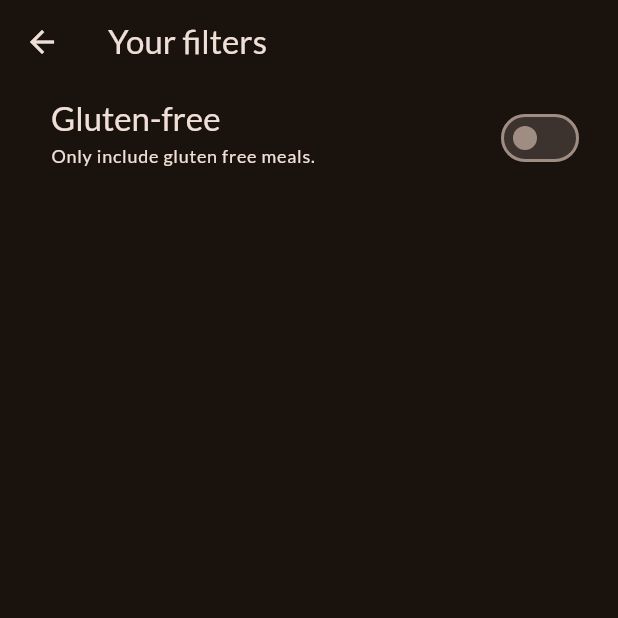
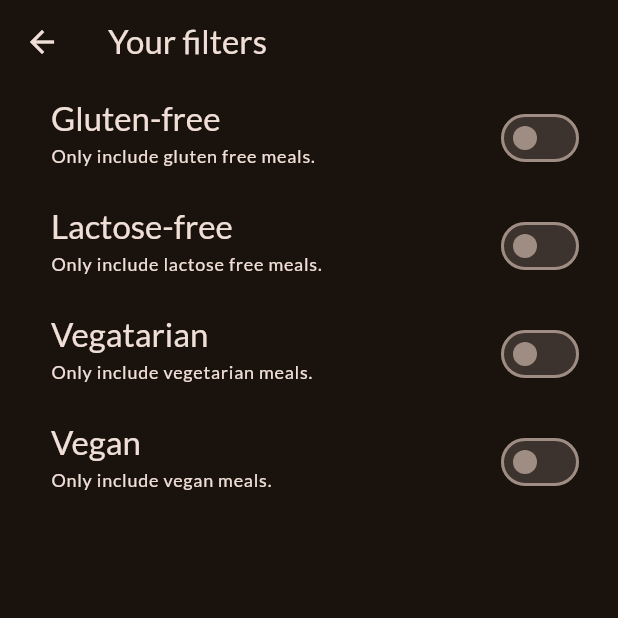
Before and after one commit to shefattonmoy/meals-app, a Flutter app: the FiltersScreen screen opened directly, on a phone screen of 412 x 824 dp, the top half of it. Run offline on Flutter 3.47's test engine with Material 3 defaults, Android fonts, the phone set to English and light mode, and no system bars; our stand-ins replace google_fonts, transparent_image.

Commit message:
added more filters

```diff
--- a/lib/screens/filters.dart
+++ b/lib/screens/filters.dart
@@ -12,6 +12,12 @@ class FiltersScreen extends StatefulWidget {
 class _FiltersScreenState extends State<FiltersScreen> {
 
   var _glutenFreeFilterState = false;
+
+  var _lactoseFreeFilterState = false;
+
+  var _vegetarianFilterState = false;
+
+  var _veganFilterState = false;
 
   @override
   Widget build(BuildContext context) {
@@ -41,6 +47,77 @@ class _FiltersScreenState extends State<FiltersScreen> {
             activeThumbColor: Theme.of(context).colorScheme.tertiary,
             contentPadding: const EdgeInsets.only(left: 34, right: 22),
           ),
+
+
+          SwitchListTile(
+            value: _lactoseFreeFilterState,
+            onChanged: (isChecked) {
+              setState(() {
+                _lactoseFreeFilterState = isChecked;
+              });
+            },
+            title: Text(
+              'Lactose-free',
+              style: Theme.of(context).textTheme.titleLarge!.copyWith(
+                color: Theme.of(context).colorScheme.onSurface,
+              ),
+            ),
+            subtitle: Text(
+              'Only include lactose free meals.',
+              style: Theme.of(context).textTheme.labelMedium!.copyWith(
+                color: Theme.of(context).colorScheme.onSurface,
+              ),
+            ),
+            activeThumbColor: Theme.of(context).colorScheme.tertiary,
+            contentPadding: const EdgeInsets.only(left: 34, right: 22),
+          ),
+
+          SwitchListTile(
+            value: _vegetarianFilterState,
+            onChanged: (isChecked) {
+              setState(() {
+                _vegetarianFilterState = isChecked;
+              });
+            },
+            title: Text(
+              'Vegatarian',
+              style: Theme.of(context).textTheme.titleLarge!.copyWith(
+                color: Theme.of(context).colorScheme.onSurface,
+              ),
+            ),
+            subtitle: Text(
+              'Only include vegetarian meals.',
+              style: Theme.of(context).textTheme.labelMedium!.copyWith(
+                color: Theme.of(context).colorScheme.onSurface,
+              ),
+            ),
+            activeThumbColor: Theme.of(context).colorScheme.tertiary,
+            contentPadding: const EdgeInsets.only(left: 34, right: 22),
+          ),
+
+          SwitchListTile(
+            value: _veganFilterState,
+            onChanged: (isChecked) {
+              setState(() {
+                _veganFilterState = isChecked;
+              });
+            },
+            title: Text(
+              'Vegan',
+              style: Theme.of(context).textTheme.titleLarge!.copyWith(
+                color: Theme.of(context).colorScheme.onSurface,
+              ),
+            ),
+            subtitle: Text(
+              'Only include vegan meals.',
+              style: Theme.of(context).textTheme.labelMedium!.copyWith(
+                color: Theme.of(context).colorScheme.onSurface,
+              ),
+            ),
+            activeThumbColor: Theme.of(context).colorScheme.tertiary,
+            contentPadding: const EdgeInsets.only(left: 34, right: 22),
+          ),
+
         ],
       ),
     );
```
